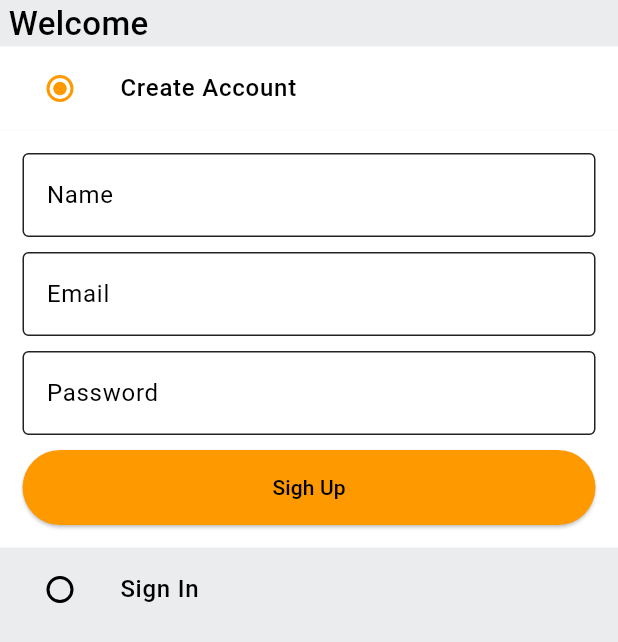
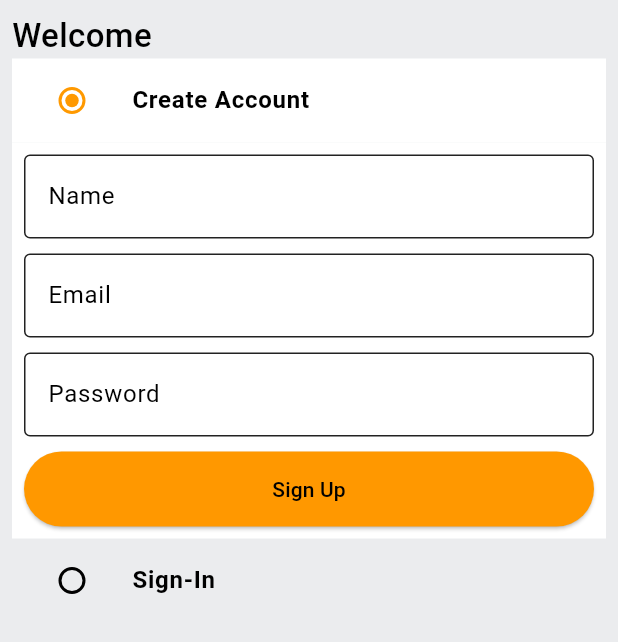
Before and after one commit to vishnuprasad0/amazon_clone, a Flutter app: the screen it shows after launch, on a phone screen of 412 x 824 dp. Shown: the top 642 px of the screen. Run offline on Flutter 3.47's test engine with Material 2 defaults, Android fonts, the phone set to English and light mode, and no system bars.

Commit message:
sign up is functional and signin routes works done

```diff
--- a/lib/constants/global_variables.dart
+++ b/lib/constants/global_variables.dart
@@ -1,6 +1,6 @@
 import 'package:flutter/material.dart';
 
-String uri = 'http://<yourip>:3000';
+String uri = 'http://<tokrn here>:3000';
 
 class GlobalVariables {
   // COLORS
--- a/lib/features/auth/screens/auth_screen.dart
+++ b/lib/features/auth/screens/auth_screen.dart
@@ -1,13 +1,17 @@
 import 'package:amazon_clone/common/widgets/custombotton.dart';
 import 'package:amazon_clone/common/widgets/customtextfield.dart';
 import 'package:amazon_clone/constants/global_variables.dart';
+import 'package:amazon_clone/features/auth/services/auth_service.dart';
 import 'package:flutter/material.dart';
 
-enum Auth { signin, signup }
+enum Auth {
+  signin,
+  signup,
+}
 
 class AuthScreen extends StatefulWidget {
-  const AuthScreen({super.key});
-  static const routeName = '/auth-screen';
+  static const String routeName = '/auth-screen';
+  const AuthScreen({Key? key}) : super(key: key);
 
   @override
   State<AuthScreen> createState() => _AuthScreenState();
@@ -17,35 +21,66 @@ class _AuthScreenState extends State<AuthScreen> {
   Auth _auth = Auth.signup;
   final _signUpFormKey = GlobalKey<FormState>();
   final _signInFormKey = GlobalKey<FormState>();
-  final TextEditingController _emailcontroller = TextEditingController();
-  final TextEditingController _passwordcontroller = TextEditingController();
-  final TextEditingController _namecontroller = TextEditingController();
+  final AuthService authService = AuthService();
+  final TextEditingController _emailController = TextEditingController();
+  final TextEditingController _passwordController = TextEditingController();
+  final TextEditingController _nameController = TextEditingController();
 
   @override
   void dispose() {
-    _emailcontroller.dispose();
-    _passwordcontroller.dispose();
-    _namecontroller.dispose();
     super.dispose();
+    _emailController.dispose();
+    _passwordController.dispose();
+    _nameController.dispose();
   }
 
+  void signUpUser() {
+    AuthService.signUpUser(
+      context: context,
+      email: _emailController.text,
+      password: _passwordController.text,
+      name: _nameController.text,
+    );
+  }
+
+  void signInUser() {
+    AuthService.signInUser(
+      context: context,
+      email: _emailController.text,
+      password: _passwordController.text,
+    );
+  }
+
+  @override
   Widget build(BuildContext context) {
     return Scaffold(
-        backgroundColor: GlobalVariables.greyBackgroundColor,
-        body: SafeArea(
+      backgroundColor: GlobalVariables.greyBackgroundColor,
+      body: SafeArea(
+        child: Padding(
+          padding: const EdgeInsets.all(8.0),
           child: SingleChildScrollView(
             child: Column(
               crossAxisAlignment: CrossAxisAlignment.start,
               children: [
                 const Text(
-                  ' Welcome',
-                  style: TextStyle(fontSize: 22, fontWeight: FontWeight.w500),
+                  'Welcome',
+                  style: TextStyle(
+                    fontSize: 22,
+                    fontWeight: FontWeight.w500,
+                  ),
                 ),
                 ListTile(
                   tileColor: _auth == Auth.signup
                       ? GlobalVariables.backgroundColor
                       : GlobalVariables.greyBackgroundColor,
+                  title: const Text(
+                    'Create Account',
+                    style: TextStyle(
+                      fontWeight: FontWeight.bold,
+                    ),
+                  ),
                   leading: Radio(
+                    activeColor: GlobalVariables.secondaryColor,
                     value: Auth.signup,
                     groupValue: _auth,
                     onChanged: (Auth? val) {
@@ -54,41 +89,39 @@ class _AuthScreenState extends State<AuthScreen> {
                       });
                     },
                   ),
-                  title: const Text(
-                    'Create Account',
-                    style: TextStyle(fontWeight: FontWeight.w500),
-                  ),
-                  onTap: () {},
                 ),
                 if (_auth == Auth.signup)
                   Container(
-                    color: Colors.white,
-                    padding: const EdgeInsets.all(15),
+                    padding: const EdgeInsets.all(8),
+                    color: GlobalVariables.backgroundColor,
                     child: Form(
                       key: _signUpFormKey,
                       child: Column(
                         children: [
                           CustomTextField(
-                              controller: _namecontroller, hintText: 'Name'),
-                          const SizedBox(
-                            height: 10,
+                            controller: _nameController,
+                            hintText: 'Name',
                           ),
+                          const SizedBox(height: 10),
                           CustomTextField(
-                              controller: _emailcontroller, hintText: 'Email'),
-                          const SizedBox(
-                            height: 10,
+                            controller: _emailController,
+                            hintText: 'Email',
                           ),
+                          const SizedBox(height: 10),
                           CustomTextField(
-                              controller: _passwordcontroller,
-                              hintText: 'Password'),
+                            controller: _passwordController,
+                            hintText: 'Password',
+                          ),
                           const SizedBox(height: 10),
                           CustomButton(
-                            text: 'Sigh Up',
-                            color: GlobalVariables.secondaryColor,
+                            color: Colors.orange,
+                            text: 'Sign Up',
                             onTap: () {
-                              if (_signUpFormKey.currentState!.validate()) {}
+                              if (_signUpFormKey.currentState!.validate()) {
+                                signUpUser();
+                              }
                             },
-                          ),
+                          )
                         ],
                       ),
                     ),
@@ -97,7 +130,14 @@ class _AuthScreenState extends State<AuthScreen> {
                   tileColor: _auth == Auth.signin
                       ? GlobalVariables.backgroundColor
                       : GlobalVariables.greyBackgroundColor,
+                  title: const Text(
+                    'Sign-In',
+                    style: TextStyle(
+                      fontWeight: FontWeight.bold,
+                    ),
+                  ),
                   leading: Radio(
+                    activeColor: GlobalVariables.secondaryColor,
                     value: Auth.signin,
                     groupValue: _auth,
                     onChanged: (Auth? val) {
@@ -106,40 +146,42 @@ class _AuthScreenState extends State<AuthScreen> {
                       });
                     },
                   ),
-                  title: const Text(
-                    'Sign In',
-                    style: TextStyle(fontWeight: FontWeight.w500),
-                  ),
-                  onTap: () {},
                 ),
                 if (_auth == Auth.signin)
                   Container(
-                      padding: const EdgeInsets.all(8),
-                      color: GlobalVariables.backgroundColor,
-                      child: Form(
-                          child: Column(
+                    padding: const EdgeInsets.all(8),
+                    color: GlobalVariables.backgroundColor,
+                    child: Form(
+                      key: _signInFormKey,
+                      child: Column(
                         children: [
                           CustomTextField(
-                              controller: _emailcontroller, hintText: 'Email'),
-                          const SizedBox(
-                            height: 10,
+                            controller: _emailController,
+                            hintText: 'Email',
                           ),
+                          const SizedBox(height: 10),
                           CustomTextField(
-                              controller: _passwordcontroller,
-                              hintText: 'Password'),
+                            controller: _passwordController,
+                            hintText: 'Password',
+                          ),
                           const SizedBox(height: 10),
                           CustomButton(
-                            text: 'Sigh In',
-                            color: GlobalVariables.secondaryColor,
+                            text: 'Sign In',
                             onTap: () {
-                              if (_signUpFormKey.currentState!.validate()) {}
+                              if (_signInFormKey.currentState!.validate()) {
+                                signInUser();
+                              }
                             },
-                          ),
+                          )
                         ],
-                      )))
+                      ),
+                    ),
+                  ),
               ],
             ),
           ),
-        ));
+        ),
+      ),
+    );
   }
 }
--- /dev/null
+++ b/lib/models/user.dart
@@ -0,0 +1,79 @@
+import 'dart:convert';
+
+class User {
+  final String id;
+  final String name;
+  final String email;
+  final String password;
+  final String address;
+  final String type;
+  final String token;
+  final List<dynamic> cart;
+
+  User({
+    required this.id,
+    required this.name,
+    required this.email,
+    required this.password,
+    required this.address,
+    required this.type,
+    required this.token,
+    required this.cart,
+  });
+
+  Map<String, dynamic> toMap() {
+    return {
+      'id': id,
+      'name': name,
+      'email': email,
+      'password': password,
+      'address': address,
+      'type': type,
+      'token': token,
+      'cart': cart,
+    };
+  }
+
+  factory User.fromMap(Map<String, dynamic> map) {
+    return User(
+      id: map['_id'] ?? '',
+      name: map['name'] ?? '',
+      email: map['email'] ?? '',
+      password: map['password'] ?? '',
+      address: map['address'] ?? '',
+      type: map['type'] ?? '',
+      token: map['token'] ?? '',
+      cart: List<Map<String, dynamic>>.from(
+        map['cart']?.map(
+          (x) => Map<String, dynamic>.from(x),
+        ),
+      ),
+    );
+  }
+
+  String toJson() => json.encode(toMap());
+
+  factory User.fromJson(String source) => User.fromMap(json.decode(source));
+
+  User copyWith({
+    String? id,
+    String? name,
+    String? email,
+    String? password,
+    String? address,
+    String? type,
+    String? token,
+    List<dynamic>? cart,
+  }) {
+    return User(
+      id: id ?? this.id,
+      name: name ?? this.name,
+      email: email ?? this.email,
+      password: password ?? this.password,
+      address: address ?? this.address,
+      type: type ?? this.type,
+      token: token ?? this.token,
+      cart: cart ?? this.cart,
+    );
+  }
+}
--- a/pubspec.yaml
+++ b/pubspec.yaml
@@ -35,6 +35,7 @@ dependencies:
   # The following adds the Cupertino Icons font to your application.
   # Use with the CupertinoIcons class for iOS style icons.
   cupertino_icons: ^1.0.2
+  http: ^1.1.0
 
 dev_dependencies:
   flutter_test:
```
Also changed, not shown: lib/constants/error_handleing.dart (added, +26 -0 lines), lib/constants/utils.dart (added, +9 -0 lines), lib/features/auth/services/auth_service.dart (added, +88 -0 lines), pubspec.lock, 4 other files.
